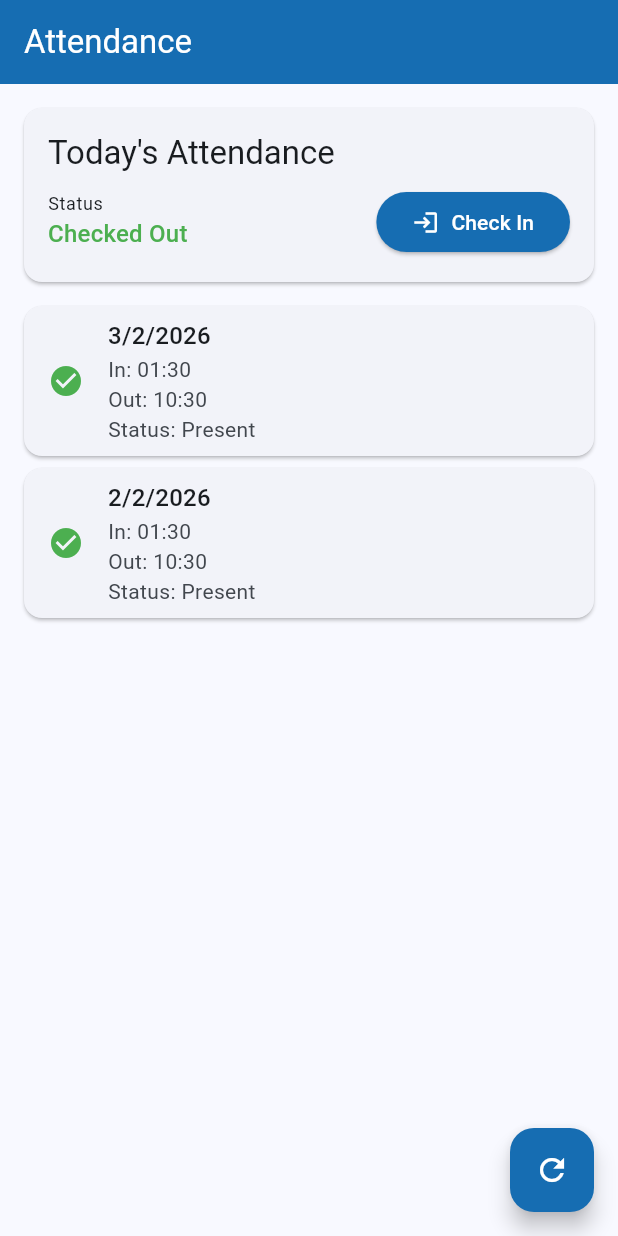
After one commit to rahman9868/fima-theia, a Flutter app: the AttendanceScreen screen opened by its route, after a tap on "Check In", after a tap on "Check Out", after a tap on the "refresh" icon, on a phone screen of 412 x 824 dp. The commit adds this screen. Run offline on Flutter 3.47's test engine with Material 3 defaults, Android fonts, the phone set to English and light mode, and no system bars; our stand-ins replace flutter_secure_storage, get, go_router, hive, hive_flutter, table_calendar; accounts and stored records are empty.

Commit message:
attendance

```diff
--- a/lib/core/routes/app_routes.dart
+++ b/lib/core/routes/app_routes.dart
@@ -6,4 +6,5 @@ class AppRoutes {
   static const String about = '/about';
   static const String workCalendar = '/work-calendar';
   static const String workCalendarDetail = '/work-calendar/detail/:date';
+  static const String attendance = '/attendance';
 }
--- a/lib/core/widgets/app_drawer.dart
+++ b/lib/core/widgets/app_drawer.dart
@@ -61,6 +61,12 @@ class AppDrawer extends StatelessWidget {
               selected: _isCurrentRoute(location, AppRoutes.workCalendar),
               onTap: () => _onMenuTap(context, AppRoutes.workCalendar),
             ),
+            ListTile(
+              leading: const Icon(Icons.assignment_turned_in),
+              title: const Text('Attendance'),
+              selected: _isCurrentRoute(location, AppRoutes.attendance),
+              onTap: () => _onMenuTap(context, AppRoutes.attendance),
+            ),
             const Divider(),
             ListTile(
               leading: const Icon(Icons.logout),
--- /dev/null
+++ b/lib/features/attendance/data/attendance_repository.dart
@@ -0,0 +1,5 @@
+// Attendance repository interface
+abstract class AttendanceRepository {
+  // Define methods for attendance operations
+  // This will be implemented later when connecting to actual API
+}
--- /dev/null
+++ b/lib/features/attendance/domain/entity/attendance_record.dart
@@ -0,0 +1,39 @@
+class AttendanceRecord {
+  final DateTime date;
+  final String employeeId;
+  final DateTime? checkInTime;
+  final DateTime? checkOutTime;
+  final String? status;
+  final String? notes;
+
+  AttendanceRecord({
+    required this.date,
+    required this.employeeId,
+    this.checkInTime,
+    this.checkOutTime,
+    this.status,
+    this.notes,
+  });
+
+  Map<String, dynamic> toJson() {
+    return {
+      'date': date.toIso8601String(),
+      'employeeId': employeeId,
+      'checkInTime': checkInTime?.toIso8601String(),
+      'checkOutTime': checkOutTime?.toIso8601String(),
+      'status': status,
+      'notes': notes,
+    };
+  }
+
+  factory AttendanceRecord.fromJson(Map<String, dynamic> json) {
+    return AttendanceRecord(
+      date: DateTime.parse(json['date']),
+      employeeId: json['employeeId'],
+      checkInTime: json['checkInTime'] != null ? DateTime.parse(json['checkInTime']) : null,
+      checkOutTime: json['checkOutTime'] != null ? DateTime.parse(json['checkOutTime']) : null,
+      status: json['status'],
+      notes: json['notes'],
+    );
+  }
+}
--- /dev/null
+++ b/lib/features/attendance/domain/usecase/get_attendance_usecase.dart
@@ -0,0 +1,5 @@
+// Use case for getting attendance records
+class GetAttendanceUseCase {
+  // This will be implemented later when connecting to actual API
+  const GetAttendanceUseCase();
+}
--- /dev/null
+++ b/lib/features/attendance/presentation/attendance_controller.dart
@@ -0,0 +1,118 @@
+import 'package:get/get.dart';
+import '../domain/entity/attendance_record.dart';
+
+class AttendanceController extends GetxController {
+  final RxList<AttendanceRecord> attendanceRecords = <AttendanceRecord>[].obs;
+  final RxBool isLoading = false.obs;
+  final RxString errorMessage = ''.obs;
+
+  Future<void> fetchAttendanceRecords() async {
+    try {
+      isLoading.value = true;
+      errorMessage.value = '';
+
+      // Simulate API call delay
+      await Future.delayed(const Duration(seconds: 1));
+
+      // Mock data - replace with actual API call
+      final mockData = [
+        AttendanceRecord(
+          date: DateTime.now(),
+          employeeId: 'EMP001',
+          checkInTime: DateTime.now().subtract(const Duration(hours: 9)),
+          checkOutTime: DateTime.now(),
+          status: 'Present',
+          notes: 'Regular attendance',
+        ),
+        AttendanceRecord(
+          date: DateTime.now().subtract(const Duration(days: 1)),
+          employeeId: 'EMP001',
+          checkInTime: DateTime.now().subtract(const Duration(days: 1, hours: 9)),
+          checkOutTime: DateTime.now().subtract(const Duration(days: 1)),
+          status: 'Present',
+          notes: '',
+        ),
+      ];
+
+      attendanceRecords.value = mockData;
+    } catch (e) {
+      errorMessage.value = 'Failed to load attendance records: $e';
+    } finally {
+      isLoading.value = false;
+    }
+  }
+
+  Future<void> checkIn() async {
+    try {
+      isLoading.value = true;
+
+      // Simulate API call delay
+      await Future.delayed(const Duration(seconds: 1));
+
+      // Add new attendance record
+      final newRecord = AttendanceRecord(
+        date: DateTime.now(),
+        employeeId: 'EMP001',
+        checkInTime: DateTime.now(),
+        status: 'Checked In',
+        notes: 'Manual check-in',
+      );
+
+      attendanceRecords.insert(0, newRecord);
+
+      Get.snackbar(
+        'Success',
+        'Checked in successfully at ${DateTime.now().toString()}',
+        snackPosition: SnackPosition.BOTTOM,
+      );
+    } catch (e) {
+      Get.snackbar(
+        'Error',
+        'Failed to check in: $e',
+        snackPosition: SnackPosition.BOTTOM,
+      );
+    } finally {
+      isLoading.value = false;
+    }
+  }
+
+  Future<void> checkOut(String recordId) async {
+    try {
+      isLoading.value = true;
+
+      // Simulate API call delay
+      await Future.delayed(const Duration(seconds: 1));
+
+      // Find and update the record
+      final index = attendanceRecords.indexWhere((record) =>
+          record.employeeId == 'EMP001' && record.checkOutTime == null);
+
+      if (index != -1) {
+        final updatedRecord = AttendanceRecord(
+          date: attendanceRecords[index].date,
+          employeeId: attendanceRecords[index].employeeId,
+          checkInTime: attendanceRecords[index].checkInTime,
+          checkOutTime: DateTime.now(),
+          status: 'Checked Out',
+          notes: attendanceRecords[index].notes,
+        );
+
+        attendanceRecords[index] = updatedRecord;
+
+        Get.snackbar(
+          'Success',
+          'Checked out successfully at ${DateTime.now().toString()}',
+          snackPosition: SnackPosition.BOTTOM,
+        );
+      }
+    } catch (e) {
+      Get.snackbar(
+        'Error',
+        'Failed to check out: $e',
+        snackPosition: SnackPosition.BOTTOM,
+      );
+    } finally {
+      isLoading.value = false;
+    }
+  }
+}
--- /dev/null
+++ b/lib/features/attendance/presentation/attendance_screen.dart
@@ -0,0 +1,177 @@
+import 'package:flutter/material.dart';
+import 'package:get/get.dart';
+import 'attendance_controller.dart';
+
+class AttendanceScreen extends StatelessWidget {
+  const AttendanceScreen({super.key});
+
+  @override
+  Widget build(BuildContext context) {
+    final AttendanceController controller = Get.put(AttendanceController());
+
+    return Scaffold(
+      appBar: AppBar(
+        title: const Text('Attendance'),
+      ),
+      body: Obx(() {
+        if (controller.isLoading.value && controller.attendanceRecords.isEmpty) {
+          return const Center(
+            child: CircularProgressIndicator(),
+          );
+        }
+
+        if (controller.errorMessage.value.isNotEmpty) {
+          return Center(
+            child: Column(
+              mainAxisAlignment: MainAxisAlignment.center,
+              children: [
+                Icon(
+                  Icons.error_outline,
+                  size: 60,
+                  color: Theme.of(context).colorScheme.error,
+                ),
+                const SizedBox(height: 16),
+                Text(
+                  controller.errorMessage.value,
+                  style: Theme.of(context).textTheme.bodyLarge,
+                  textAlign: TextAlign.center,
+                ),
+                const SizedBox(height: 16),
+                ElevatedButton(
+                  onPressed: controller.fetchAttendanceRecords,
+                  child: const Text('Retry'),
+                ),
+              ],
+            ),
+          );
+        }
+
+        return RefreshIndicator(
+          onRefresh: controller.fetchAttendanceRecords,
+          child: Column(
+            children: [
+              // Attendance Summary Card
+              Card(
+                margin: const EdgeInsets.all(16),
+                child: Padding(
+                  padding: const EdgeInsets.all(16),
+                  child: Column(
+                    crossAxisAlignment: CrossAxisAlignment.start,
+                    children: [
+                      Text(
+                        'Today\'s Attendance',
+                        style: Theme.of(context).textTheme.titleLarge,
+                      ),
+                      const SizedBox(height: 8),
+                      Row(
+                        mainAxisAlignment: MainAxisAlignment.spaceBetween,
+                        children: [
+                          Column(
+                            crossAxisAlignment: CrossAxisAlignment.start,
+                            children: [
+                              Text(
+                                'Status',
+                                style: Theme.of(context).textTheme.bodySmall,
+                              ),
+                              Text(
+                                controller.attendanceRecords.isNotEmpty &&
+                                        controller.attendanceRecords.first.checkInTime != null
+                                    ? controller.attendanceRecords.first.checkOutTime != null
+                                        ? 'Checked Out'
+                                        : 'Checked In'
+                                    : 'Not Checked In',
+                                style: Theme.of(context).textTheme.titleMedium?.copyWith(
+                                      color: controller.attendanceRecords.isNotEmpty &&
+                                              controller.attendanceRecords.first.checkInTime != null
+                                          ? controller.attendanceRecords.first.checkOutTime != null
+                                              ? Colors.green
+                                              : Colors.blue
+                                          : Colors.grey,
+                                    ),
+                              ),
+                            ],
+                          ),
+                          ElevatedButton(
+                            onPressed: controller.attendanceRecords.isEmpty ||
+                                    controller.attendanceRecords.first.checkOutTime != null
+                                ? controller.checkIn
+                                : null,
+                            style: ElevatedButton.styleFrom(
+                              backgroundColor: Theme.of(context).primaryColor,
+                              foregroundColor: Colors.white,
+                            ),
+                            child: const Row(
+                              children: [
+                                Icon(Icons.login),
+                                SizedBox(width: 8),
+                                Text('Check In'),
+                              ],
+                            ),
+                          ),
+                        ],
+                      ),
+                    ],
+                  ),
+                ),
+              ),
+
+              // Recent Attendance Records
+              Expanded(
+                child: ListView.builder(
+                  padding: const EdgeInsets.symmetric(horizontal: 16),
+                  itemCount: controller.attendanceRecords.length,
+                  itemBuilder: (context, index) {
+                    final record = controller.attendanceRecords[index];
+                    return Card(
+                      margin: const EdgeInsets.only(bottom: 8),
+                      child: ListTile(
+                        leading: Icon(
+                          record.checkInTime != null ? Icons.check_circle : Icons.pending,
+                          color: record.checkInTime != null ? Colors.green : Colors.grey,
+                        ),
+                        title: Text(
+                          '${record.date.day}/${record.date.month}/${record.date.year}',
+                          style: Theme.of(context).textTheme.titleMedium,
+                        ),
+                        subtitle: Column(
+                          crossAxisAlignment: CrossAxisAlignment.start,
+                          children: [
+                            if (record.checkInTime != null)
+                              Text(
+                                'In: ${record.checkInTime?.hour.toString().padLeft(2, '0')}:${record.checkInTime?.minute.toString().padLeft(2, '0')}',
+                              ),
+                            if (record.checkOutTime != null)
+                              Text(
+                                'Out: ${record.checkOutTime?.hour.toString().padLeft(2, '0')}:${record.checkOutTime?.minute.toString().padLeft(2, '0')}',
+                              ),
+                            if (record.status != null)
+                              Text('Status: ${record.status}'),
+                          ],
+                        ),
+                        trailing: record.checkInTime != null && record.checkOutTime == null
+                            ? ElevatedButton(
+                                onPressed: () => controller.checkOut(record.employeeId),
+                                style: ElevatedButton.styleFrom(
+                                  backgroundColor: Theme.of(context).colorScheme.error,
+                                  foregroundColor: Colors.white,
+                                ),
+                                child: const Text('Check Out'),
+                              )
+                            : null,
+                      ),
+                    );
+                  },
+                ),
+              ),
+            ],
+          ),
+        );
+      }),
+      floatingActionButton: FloatingActionButton(
+        onPressed: controller.fetchAttendanceRecords,
+        tooltip: 'Refresh',
+        child: const Icon(Icons.refresh),
+      ),
+    );
+  }
+}
--- a/lib/main.dart
+++ b/lib/main.dart
@@ -9,6 +9,8 @@ import 'features/auth/presentation/controller/auth_controller.dart';
 import 'features/auth/presentation/login_screen.dart';
 import 'features/dashboard/about_screen.dart';
 import 'features/dashboard/dashboard_screen.dart';
+import 'features/attendance/presentation/attendance_screen.dart';
+import 'features/attendance/presentation/attendance_controller.dart';
 import 'features/work_calendar/domain/usecase/get_attendance_detail_usecase.dart';
 import 'features/work_calendar/presentation/attendance_detail_controller.dart';
 import 'features/work_calendar/work_calendar_screen.dart';
@@ -45,6 +47,10 @@ final GoRouter _router = GoRouter(
         return AttendanceDetailPage(date: date);
       },
     ),
+    GoRoute(
+      path: AppRoutes.attendance,
+      builder: (context, state) => const AttendanceScreen(),
+    ),
     ],
     );
 
@@ -66,6 +72,9 @@ void main() async {
   // Dependency injection for Attendance Detail
   final attendanceDetailUsecase = Get.put(GetAttendanceDetailUseCase(repository: attendanceRepository));
   Get.put(AttendanceDetailController(useCase: attendanceDetailUsecase));
+
+  // Dependency injection for Attendance
+  Get.put(AttendanceController());
 
   runApp(const MyApp());
 }
```
